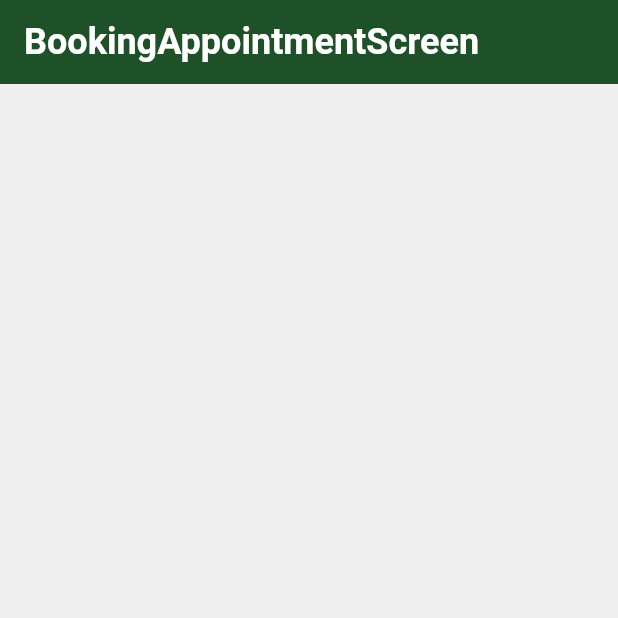
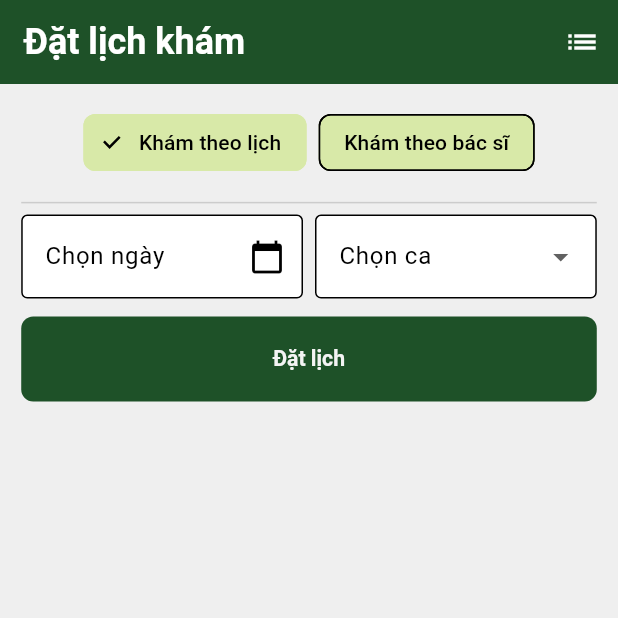
Before and after one commit to chuthimai/hospital_app, a Flutter app: the BookingAppointmentScreen screen opened by its route, on a phone screen of 412 x 824 dp, the top half of it. Run offline on Flutter 3.47's test engine with Material 3 defaults, Android fonts, the phone set to English and light mode, and no system bars; our stand-ins replace dropdown_search, flutter_bloc, flutter_screenutil, flutter_secure_storage, go_router, isar and 2 more; accounts and stored records are empty.

Commit message:
chức năng đặt lịch
xây giao diện

```diff
--- a/lib/features/appointment/presentation/view/booking_appointment_screen.dart
+++ b/lib/features/appointment/presentation/view/booking_appointment_screen.dart
@@ -1,15 +1,27 @@
 import 'package:flutter/material.dart';
+import 'package:flutter_screenutil/flutter_screenutil.dart';
+import 'package:go_router/go_router.dart';
+import 'package:hospital_app/features/appointment/presentation/widgets/booking_appointment_view.dart';
 
 class BookingAppointmentScreen extends StatelessWidget {
   const BookingAppointmentScreen({super.key});
 
-
   @override
   Widget build(BuildContext context) {
-    return SafeArea(
-      child: Scaffold(
-        appBar: AppBar(
-          title: const Text('BookingAppointmentScreen'),
+    return Scaffold(
+      appBar: AppBar(
+        title: const Text('Đặt lịch khám'),
+        actions: [
+          IconButton(
+            onPressed: () => context.push("/appointments-history"),
+            icon: const Icon(Icons.list),
+          ),
+        ],
+      ),
+      body: SafeArea(
+        child: Padding(
+          padding: EdgeInsets.fromLTRB(16.sp, 8.sp, 16.sp, 16.sp),
+          child: const BookingAppointmentView(),
         ),
       ),
     );
--- a/lib/features/appointment/presentation/view/view_appointments_screen.dart
+++ b/lib/features/appointment/presentation/view/view_appointments_screen.dart
@@ -1,4 +1,5 @@
 import 'package:flutter/material.dart';
+import 'package:hospital_app/features/appointment/presentation/widgets/appointmenst_view.dart';
 
 class ViewAppointmentsScreen extends StatelessWidget {
   const ViewAppointmentsScreen({super.key});
@@ -9,8 +10,9 @@ class ViewAppointmentsScreen extends StatelessWidget {
     return SafeArea(
       child: Scaffold(
         appBar: AppBar(
-          title: const Text('ViewAppointmentsScreen'),
+          title: const Text('Lịch khám đã đặt'),
         ),
+        body: const AppointmentsView(),
       ),
     );
   }
--- /dev/null
+++ b/lib/features/appointment/presentation/widgets/booking_appointment_view.dart
@@ -0,0 +1,57 @@
+import 'package:flutter/material.dart';
+import 'schedule_by_date_form.dart';
+import 'schedule_by_doctor_form.dart';
+
+class BookingAppointmentView extends StatefulWidget {
+  const BookingAppointmentView({super.key});
+
+  @override
+  State<BookingAppointmentView> createState() => _BookingAppointmentViewState();
+}
+
+class _BookingAppointmentViewState extends State<BookingAppointmentView> {
+  // 0 = Khám theo lịch, 1 = Khám theo bác sĩ
+  int _selectedTab = 0;
+
+  @override
+  Widget build(BuildContext context) {
+    return Column(
+      children: [
+        Padding(
+          padding: const EdgeInsets.all(8.0),
+          child: Wrap(
+            spacing: 8,
+            children: [
+              ChoiceChip(
+                label: const Text("Khám theo lịch"),
+                selected: _selectedTab == 0,
+                selectedColor: Theme.of(context).cardColor,
+                onSelected: (val) {
+                  setState(() => _selectedTab = 0);
+                },
+              ),
+              ChoiceChip(
+                label: const Text("Khám theo bác sĩ"),
+                selected: _selectedTab == 1,
+                selectedColor: Theme.of(context).cardColor,
+                onSelected: (val) {
+                  setState(() => _selectedTab = 1);
+                },
+              ),
+            ],
+          ),
+        ),
+
+        const Divider(),
+
+        /// Form thay đổi theo chip
+        Expanded(
+            child: SingleChildScrollView(
+          child: _selectedTab == 0
+              ? const ScheduleByDateForm()
+              : const ScheduleByDoctorForm(),
+        ),),
+      ],
+    );
+  }
+}
--- /dev/null
+++ b/lib/features/appointment/presentation/widgets/schedule_by_date_form.dart
@@ -0,0 +1,47 @@
+import 'package:flutter/material.dart';
+import 'package:hospital_app/share/widgets/custom_button.dart';
+import 'package:hospital_app/share/widgets/date_picker_field.dart';
+
+class ScheduleByDateForm extends StatelessWidget {
+  const ScheduleByDateForm({super.key});
+
+  @override
+  Widget build(BuildContext context) {
+    return Column(
+      children: [
+        Row(
+          children: [
+            Expanded(
+              flex: 1,
+              child: DatePickerField(
+                label: "Chọn ngày",
+                onDateSelected: (date) {
+                  print("Ngày được chọn: $date");
+                },
+              ),
+            ),
+            const SizedBox(width: 8), // khoảng cách giữa 2 field
+            Expanded(
+              flex: 1,
+              child: DropdownButtonFormField<String>(
+                items: const [
+                  DropdownMenuItem(value: "Sáng", child: Text("Ca sáng")),
+                  DropdownMenuItem(value: "Chiều", child: Text("Ca chiều")),
+                  DropdownMenuItem(value: "Tối", child: Text("Ca tối")),
+                ],
+                onChanged: (val) {},
+                decoration: const InputDecoration(
+                  labelText: "Chọn ca",
+                  border: OutlineInputBorder(),
+                ),
+              ),
+            ),
+          ],
+        ),
+
+        const SizedBox(height: 12),
+        CustomButton(text: "Đặt lịch", onPressed: () {})
+      ],
+    );
+  }
+}
--- a/lib/features/home/presentation/widgets/service_item_view.dart
+++ b/lib/features/home/presentation/widgets/service_item_view.dart
@@ -14,7 +14,7 @@ class ServiceItemView extends StatelessWidget {
   @override
   Widget build(BuildContext context) {
     return SizedBox(
-      width: 128.w,
+      width: 110.w,
       child: Container(
         margin: EdgeInsets.symmetric(vertical: 12.sp, horizontal: 16.sp),
         child: Column(
--- a/lib/share/widgets/custom_button.dart
+++ b/lib/share/widgets/custom_button.dart
@@ -13,13 +13,15 @@ class CustomButton extends StatelessWidget {
 
   @override
   Widget build(BuildContext context) {
-    return ElevatedButton(
+    return SizedBox(
+      width: double.infinity,
+      child: ElevatedButton(
         onPressed: onPressed,
         style: ElevatedButton.styleFrom(
           backgroundColor: Theme.of(context).primaryColor,
           elevation: 0,
           shadowColor: Colors.transparent,
-        fixedSize: Size(342.w, 64.h),
+          minimumSize: Size(double.infinity, 64.h),
         ),
         child: Text(
           text,
@@ -29,6 +31,7 @@ class CustomButton extends StatelessWidget {
             color: const Color(0xFFF4F4F4),
           ),
         ),
+      ),
     );
   }
 }
--- /dev/null
+++ b/lib/share/widgets/date_picker_field.dart
@@ -0,0 +1,56 @@
+import 'package:flutter/material.dart';
+
+class DatePickerField extends StatefulWidget {
+  final String label;
+  final void Function(DateTime)? onDateSelected;
+
+  const DatePickerField({
+    super.key,
+    required this.label,
+    this.onDateSelected,
+  });
+
+  @override
+  State<DatePickerField> createState() => _DatePickerFieldState();
+}
+
+class _DatePickerFieldState extends State<DatePickerField> {
+  DateTime? _selectedDate;
+
+  Future<void> _pickDate() async {
+    final now = DateTime.now();
+    final nextMonth = DateTime(now.year, now.month + 1, now.day);
+    final lastDate = DateTime(nextMonth.year, nextMonth.month, nextMonth.day);
+
+    final picked = await showDatePicker(
+      context: context,
+      initialDate: _selectedDate ?? now,
+      firstDate: now,
+      lastDate: lastDate, // tới 1 năm sau
+      locale: const Locale("vi", "VN"), // để hiển thị tiếng Việt
+    );
+
+    if (picked != null) {
+      setState(() => _selectedDate = picked);
+      widget.onDateSelected?.call(picked);
+    }
+  }
+
+  @override
+  Widget build(BuildContext context) {
+    return TextField(
+      readOnly: true,
+      controller: TextEditingController(
+        text: _selectedDate != null
+            ? "${_selectedDate!.day}/${_selectedDate!.month}/${_selectedDate!.year}"
+            : "",
+      ),
+      decoration: InputDecoration(
+        labelText: widget.label,
+        border: const OutlineInputBorder(),
+        suffixIcon: const Icon(Icons.calendar_today),
+      ),
+      onTap: _pickDate,
+    );
+  }
+}
--- a/pubspec.yaml
+++ b/pubspec.yaml
@@ -47,6 +47,7 @@ dependencies:
   flutter_secure_storage: ^9.2.4
   dropdown_search: ^5.0.6
   go_router: ^14.6.2
+  flutter_localization: ^0.2.1
 
 dev_dependencies:
   flutter_test:
```
Also changed, not shown: lib/features/appointment/presentation/widgets/appointmenst_view.dart (added, +58 -0 lines), lib/features/appointment/presentation/widgets/schedule_by_doctor_form.dart (added, +104 -0 lines), lib/main.dart (+10 -1 lines), lib/share/constants/service_items.dart (+7 -0 lines), lib/share/widgets/confirm_delete_dialog.dart (added, +40 -0 lines), lib/share/widgets/custom_button_outline.dart (+5 -2 lines), lib/share/widgets/custom_dropdown_search.dart (added, +61 -0 lines), pubspec.lock, 6 other files. Lines whose indentation alone changed are shown as unchanged.
